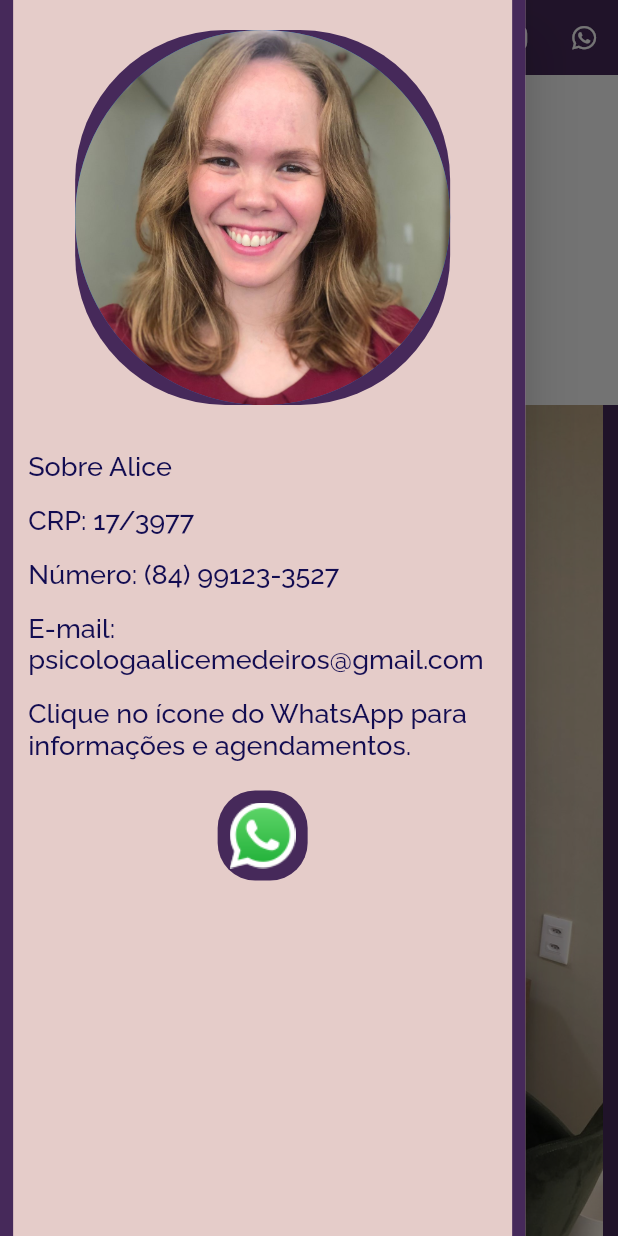
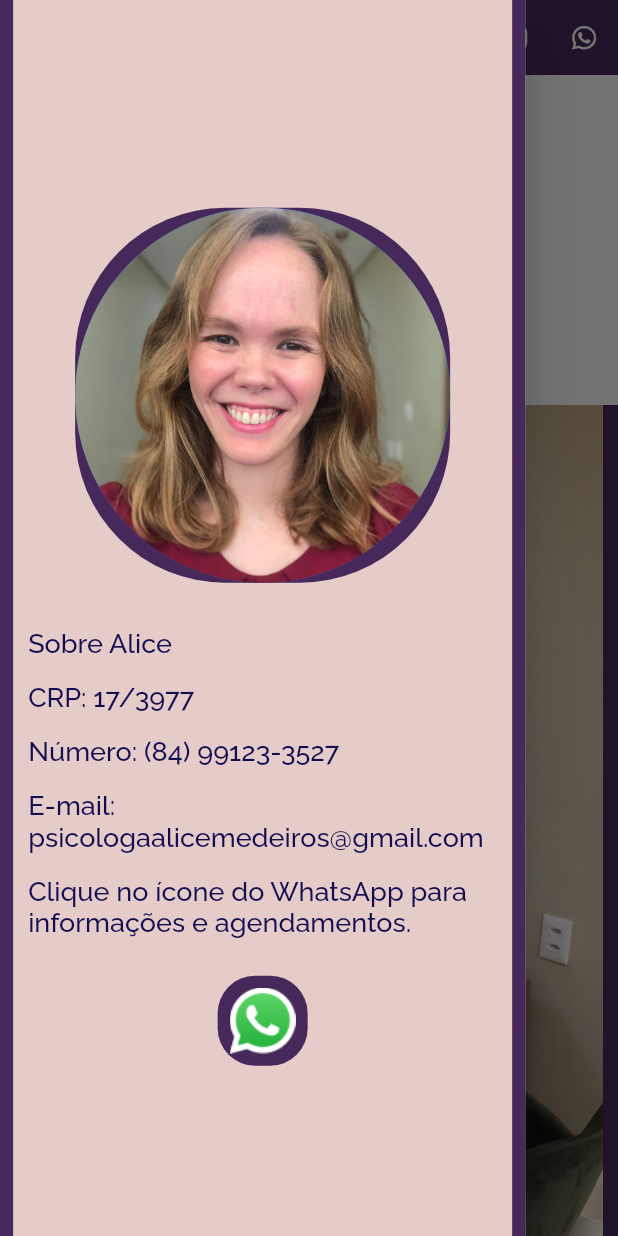
Before and after one commit to DenisRdsilva/psiAliceMedeiros, a Flutter app: the screen it shows after launch, with the side drawer open, on a phone screen of 412 x 824 dp. Run offline on Flutter 3.47's test engine with Material 2 defaults, Android fonts, the light colour scheme and no system bars; drawn by our look-alikes of flutter_image_slideshow; our stand-ins replace auto_size_text, flutter_map, font_awesome_flutter, google_fonts, latlong2, youtube_player_iframe.

```diff
--- a/lib/main.dart
+++ b/lib/main.dart
@@ -44,21 +44,24 @@ class _MyHomePageState extends State<MyHomePage> {
     double sheight = MediaQuery.of(context).size.height;
     double val = 0;
     double exp = 0;
+    double pad = 60;
+    double pad2 = 60;
     if (swidth>1000)[val = 0.3, exp = 1400];
     if (swidth<=1000)[
-    if (swidth>800)[val = 0.4, exp = 1330]];
+    if (swidth>800)[val = 0.4, exp = 1330, pad2 = 45]];
     if (swidth<=800)[
-    if (swidth>700)[val = 0.5, exp = 1200]];
+    if (swidth>700)[val = 0.5, exp = 1200, pad2 = 45]];
     if (swidth<=700)[
-    if (swidth>600)[val = 0.6, exp = 1175]];
-    if (swidth<=600)[val = 0.85, exp = 1150];
+    if (swidth>600)[val = 0.6, exp = 1175, pad2 = 45]];
+    if (swidth<=600)[val = 0.85, exp = 1150, pad = 50, pad2 = 45];
     return Scaffold(
       key: scaffoldKey,
       drawer: Drawer(width: swidth*val, backgroundColor: Color.fromARGB(255, 229, 204, 201),
         child: Row(children: [
           Container(width: swidth*val*0.025, height: sheight, color: Color.fromARGB(255, 70, 41, 90)),
           Container(width: swidth*val*0.95, child: Column(children: [
-            Container(margin: EdgeInsets.only(top: 20, bottom: 30), height: 250, width: 250, decoration: BoxDecoration(color: Color.fromARGB(255, 70, 41, 90), borderRadius: BorderRadius.circular(100)),
+            Spacer(),
+            Container(margin: EdgeInsets.only(top: 25, bottom: 30), height: 250, width: 250, decoration: BoxDecoration(color: Color.fromARGB(255, 70, 41, 90), borderRadius: BorderRadius.circular(100)),
               child: CircleAvatar(radius: 100, backgroundImage: AssetImage('assets/pic.jpeg'))),
             Container(margin: EdgeInsets.only(left: 10, right: 10), alignment: Alignment.centerLeft, child: Text('Sobre Alice', style: GoogleFonts.raleway(color: Color.fromARGB(255, 18, 12, 81), fontSize: 18, fontWeight: FontWeight.w500))),
             Container(margin: EdgeInsets.only(left: 10, top: 15, bottom: 15, right: 10), alignment: Alignment.centerLeft, child: Text('CRP: 17/3977', style: GoogleFonts.raleway(color: Color.fromARGB(255, 18, 12, 81), fontSize: 18, fontWeight: FontWeight.w500))),
@@ -67,12 +70,13 @@ class _MyHomePageState extends State<MyHomePage> {
             Container(margin: EdgeInsets.only(left: 10, right: 10), alignment: Alignment.centerLeft, child: Text('Clique no ícone do WhatsApp para informações e agendamentos.', textAlign: TextAlign.left, style: GoogleFonts.raleway(color: Color.fromARGB(255, 18, 12, 81), fontSize: 18, fontWeight: FontWeight.w500))),
             Row(mainAxisAlignment: MainAxisAlignment.center, children: [
               Spacer(),
-              Center(child: Container(margin: EdgeInsets.only(top: 20), alignment: Alignment.center,
+              Center(child: Container(margin: EdgeInsets.only(top: 25), alignment: Alignment.center,
                 width: 60, height: 60, decoration: BoxDecoration(color: Color.fromARGB(255, 70, 41, 90), borderRadius: BorderRadius.circular(25)),
                 child: TextButton (onPressed: _launchURL1,
                   child: Image.asset('assets/whats.png', fit: BoxFit.fill)))),
               Spacer()
             ]),
+            Spacer()
         ])),
         Container(width: swidth*val*0.025, height: sheight, alignment: Alignment.centerRight, color: Color.fromARGB(255, 70, 41, 90)),
       ])),
@@ -138,7 +142,7 @@ class _MyHomePageState extends State<MyHomePage> {
         ],
         if (swidth>800)...[
         Container(width: swidth, height: 600, color: Color.fromARGB(255, 70, 41, 90),
-          margin: EdgeInsets.only(bottom: 70), child: Column(children: [
+          child: Column(children: [
             Center(child: ImageSlideshow(
               width: swidth*0.95, /// Width of the [ImageSlideshow].
               height: 600, /// Height of the [ImageSlideshow].
@@ -165,7 +169,7 @@ class _MyHomePageState extends State<MyHomePage> {
             ])),
         ]else...[
           Container(width: swidth, height: 600, color: Color.fromARGB(255, 70, 41, 90),
-          margin: EdgeInsets.only(bottom: 70), child: Column(children: [
+          child: Column(children: [
             Center(child: ImageSlideshow(
               width: swidth*0.95, /// Width of the [ImageSlideshow].
               height: 600, /// Height of the [ImageSlideshow].
@@ -192,9 +196,10 @@ class _MyHomePageState extends State<MyHomePage> {
                   Container(width: swidth*(0.95), height: 600, child: Image.asset('assets/img3.jpeg', fit: BoxFit.cover))
                   ])
                 ],
-              ))
+              )),
             ])),
           ],
+          Container(height: 2*pad2),
           if (swidth>(1365))...[
             Container(height: 350, width: swidth,
               child: Row(children: [
@@ -224,7 +229,7 @@ class _MyHomePageState extends State<MyHomePage> {
           ],
           if (swidth<=(1365))...[
             if (swidth>600)...[
-              Container(height: 701, width: swidth, margin: EdgeInsets.only(top: 20),
+              Container(height: 701, width: swidth,
                 child: Column(children: [
                 Container(height: 5, width: swidth, color: Color.fromARGB(255, 70, 41, 90)),
                   Container(width: swidth, height: 150, color: Color.fromARGB(255, 229, 204, 201),
@@ -248,10 +253,10 @@ class _MyHomePageState extends State<MyHomePage> {
                             GoogleFonts.firaSans(color: Color.fromARGB(255, 18, 12, 81), fontSize: 22)))]),
                       Spacer(flex: 5),
                     ])),
-                  Container( height: 5, width: swidth, margin: EdgeInsets.only(bottom: 20), color: Color.fromARGB(255, 70, 41, 90)),
+                  Container( height: 5, width: swidth, color: Color.fromARGB(255, 70, 41, 90)),
                 ]))
-                ]else...[
-                Container(height: 601, width: swidth, margin: EdgeInsets.only(top: 20),
+                ],if (swidth<=600)...[
+                Container(height: 601, width: swidth,
                   child: Column(children: [
                   Container(height: 5, width: swidth, color: Color.fromARGB(255, 70, 41, 90)),
                   Container(width: swidth, height: 100, color: Color.fromARGB(255, 229, 204, 201),
@@ -274,23 +279,23 @@ class _MyHomePageState extends State<MyHomePage> {
                           ]
                         )
                       ),
-                    Container(height: 5, width: swidth, margin: EdgeInsets.only(bottom: 40), color: Color.fromARGB(255, 70, 41, 90)),
+                    Container(height: 5, width: swidth, color: Color.fromARGB(255, 70, 41, 90)),
                   ]
                 )
               ),
             ]],
           if (swidth>1100)...[
-          Container(margin: EdgeInsets.only(top: 60), width: swidth, height: 810, child:
+          Container(margin: EdgeInsets.only(top: pad), width: swidth, height: 810, child:
               Column( crossAxisAlignment: CrossAxisAlignment.center, children: [
                 Row(children: [
                   Spacer(),
-                  Container(margin: EdgeInsets.only(top: 70, bottom: 40),
+                  Container(margin: EdgeInsets.only(bottom: pad),
                   width: swidth*0.85, height: 210,  decoration: BoxDecoration(color: Color.fromARGB(255, 229, 204, 201),
                   borderRadius: BorderRadius.circular(10), border: Border.all(width: 3, color: Color.fromARGB(255, 70, 41, 90)),
                   boxShadow: [BoxShadow(
                     color: Colors.blueGrey.withOpacity(0.5), spreadRadius: 10, blurRadius: 10, offset: Offset(0, 3))]),
                   child: TextButton (onPressed: () {}, child:  Column(children: [
-                    Container(margin: EdgeInsets.only(top: 30, right: 20, left: 20), child: Text('SERVIÇOS', style:
+                    Container(margin: EdgeInsets.only(right: 20, left: 20), child: Text('SERVIÇOS', style:
                       GoogleFonts.courierPrime(color: Color.fromARGB(255, 18, 12, 81), fontSize: 28))),
                     Container(margin: EdgeInsets.only(top: 25, right: 20, left: 20), child: AutoSizeText('Psicoterapia individual nas modalidades presencial e online através de plataforma segura. Ambas semanais com duração de até 60 minutos.  No primeiro caso, nos encontraremos pessoalmente em meu consultório. Já para o atendimento online, você pode escolher onde estará no momento da sessão, basta ter um computador, celular ou tablet com acesso à internet.', textAlign: TextAlign.justify, style:
                       GoogleFonts.firaSans(color: Color.fromARGB(255, 18, 12, 81), fontSize: 19)),
@@ -316,7 +321,7 @@ class _MyHomePageState extends State<MyHomePage> {
           )
         ]else...[
           Column(children: [
-              Container(margin: EdgeInsets.only(top: 50),
+              Container(margin: EdgeInsets.only(top: pad),
                 width: swidth*0.95, height: 60, decoration: BoxDecoration(color: Color.fromARGB(255, 229, 204, 201),
                 borderRadius: BorderRadius.circular(10), border: Border.all(width: 3, color: Color.fromARGB(255, 70, 41, 90)),
                 boxShadow: [BoxShadow(
@@ -337,7 +342,7 @@ class _MyHomePageState extends State<MyHomePage> {
                     Container(alignment: Alignment.center, child: Text('POR QUE FAZER PSICOTERAPIA?', style:
                       GoogleFonts.courierPrime(color: Color.fromARGB(255, 18, 12, 81), fontSize: 20))),
               )),
-              Container(margin: EdgeInsets.only(top: 20, right: 20, left: 15, bottom: 70), child: Text('Olhar para si mesmo é, muitas vezes, desafiador. Pode provocar medo, insegurança, aquele pensamento de “depois eu penso nisso, agora não”. Mas e quando aquilo que foi deixado para depois começa a nos atrapalhar, provocando ansiedade, tristeza e a sensação de que precisamos falar com alguém sobre aquele assunto? É a partir desse momento que a psicoterapia poderia ajudar. Pode parecer estranho falar sobre si com alguém que não conhecemos. Com o tempo, passamos a confiar no psicólogo que nos acompanha, nos sentimos à vontade para falar sobre os assuntos mais delicados, não nos sentimos julgados, mas acolhidos. Semana após semana percebemos as contribuições das sessões em nosso dia a dia, até que em conjunto com o nosso terapeuta decidimos que naquele momento já podemos seguir sem o acompanhamento profissional, que já conseguimos lidar melhor com os acontecimentos de nossas vidas. Deixamos de nos ver semanalmente, mas cientes de que podemos, a qualquer momento, escolher voltar. Essa é a beleza da psicoterapia.', textAlign: TextAlign.justify, style:
+              Container(margin: EdgeInsets.only(top: 20, right: 20, left: 15, bottom: pad), child: Text('Olhar para si mesmo é, muitas vezes, desafiador. Pode provocar medo, insegurança, aquele pensamento de “depois eu penso nisso, agora não”. Mas e quando aquilo que foi deixado para depois começa a nos atrapalhar, provocando ansiedade, tristeza e a sensação de que precisamos falar com alguém sobre aquele assunto? É a partir desse momento que a psicoterapia poderia ajudar. Pode parecer estranho falar sobre si com alguém que não conhecemos. Com o tempo, passamos a confiar no psicólogo que nos acompanha, nos sentimos à vontade para falar sobre os assuntos mais delicados, não nos sentimos julgados, mas acolhidos. Semana após semana percebemos as contribuições das sessões em nosso dia a dia, até que em conjunto com o nosso terapeuta decidimos que naquele momento já podemos seguir sem o acompanhamento profissional, que já conseguimos lidar melhor com os acontecimentos de nossas vidas. Deixamos de nos ver semanalmente, mas cientes de que podemos, a qualquer momento, escolher voltar. Essa é a beleza da psicoterapia.', textAlign: TextAlign.justify, style:
                 GoogleFonts.firaSans(color: Color.fromARGB(255, 18, 12, 81), fontSize: 18), overflow: TextOverflow.clip)),
               ]
             )
```
